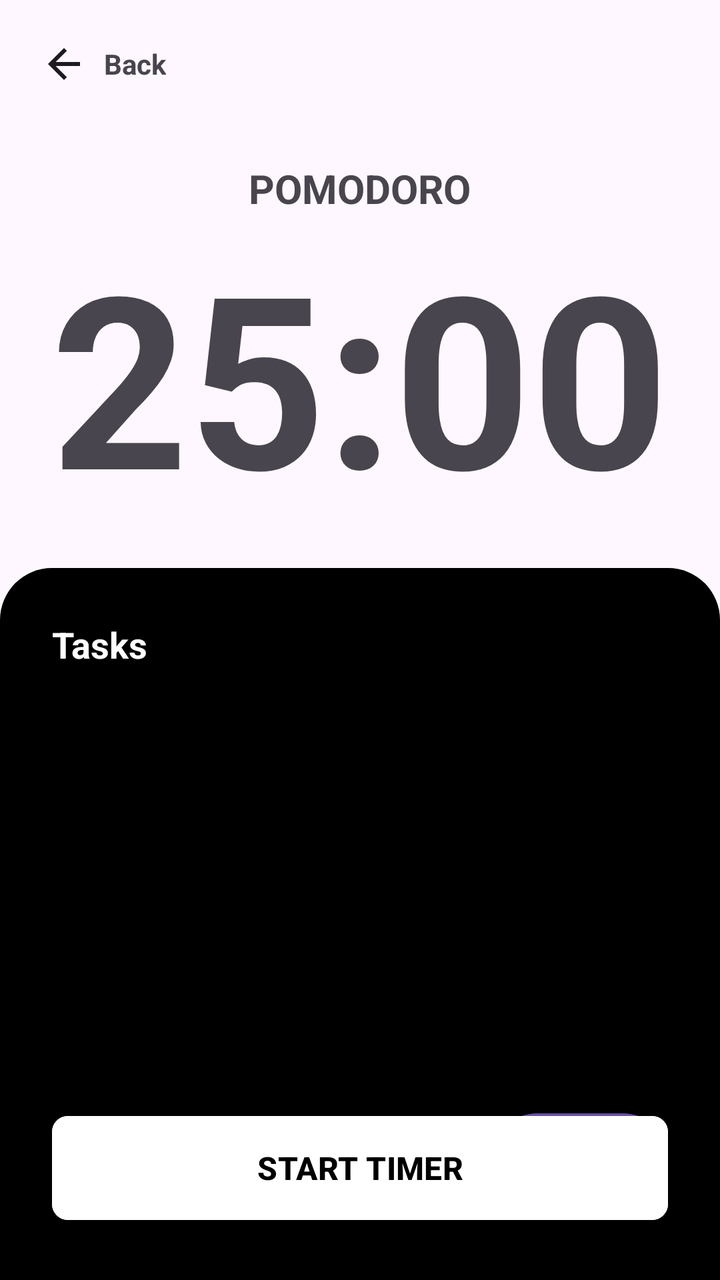
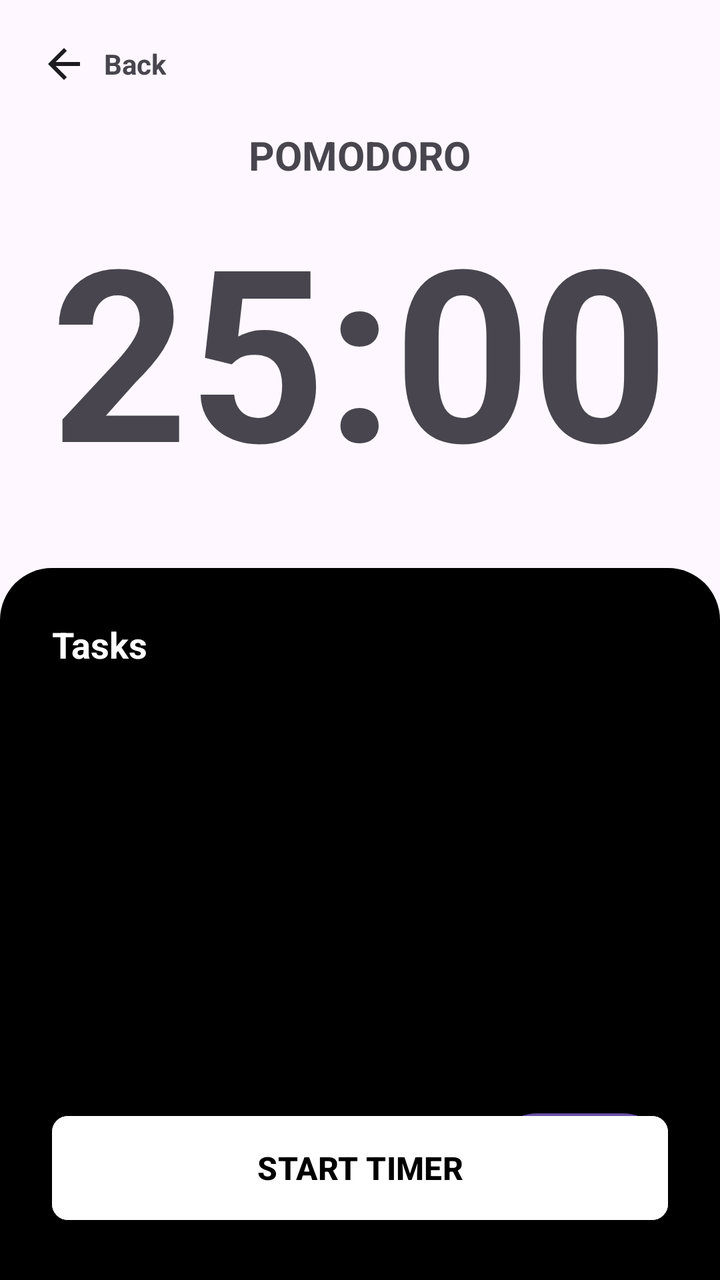

Compare the two renders of this Android layout. The source of the first and the diff that turns it into the second are given below.
<!-- AndroidManifest.xml: application theme Theme.Syncly -->
<!-- res/layout/activity_pomodoro.xml -->
<?xml version="1.0" encoding="utf-8"?>
<LinearLayout xmlns:android="http://schemas.android.com/apk/res/android"
    xmlns:app="http://schemas.android.com/apk/res-auto"
    xmlns:tools="http://schemas.android.com/tools"
    android:id="@+id/main"
    android:layout_width="match_parent"
    android:layout_height="match_parent"
    android:orientation="vertical"
    tools:context=".activities.Pomodoro">
    <LinearLayout
        android:layout_width="wrap_content"
        android:layout_height="wrap_content"
        android:orientation="horizontal"
        android:gravity="center"
        android:layout_margin="20dp"
        android:id="@+id/backBtn">
        <ImageView
            android:layout_width="wrap_content"
            android:layout_height="wrap_content"
            android:src="@drawable/icon_arrow_back"
            android:layout_marginRight="8dp"/>
        <TextView
            android:layout_width="wrap_content"
            android:layout_height="wrap_content"
            android:text="Back"
            android:textStyle="bold"
            />
    </LinearLayout>
    <LinearLayout
        android:layout_width="match_parent"
        android:layout_height="220dp"
        android:orientation="vertical"
        android:gravity="center"
        >

        <TextView
            android:layout_width="wrap_content"
            android:layout_height="wrap_content"
            android:text="POMODORO"
            android:textStyle="bold"
            android:textSize="20dp"
            />
        <TextView
            android:layout_width="wrap_content"
            android:layout_height="wrap_content"
            android:text="25:00"
            android:textStyle="bold"
            android:textSize="120dp"
            />

    </LinearLayout>
    <RelativeLayout
        android:layout_width="match_parent"
        android:layout_height="match_parent"
        android:background="@drawable/bg_rounded_top_black"
        android:padding="26dp"
        >
        <TextView
            android:layout_width="wrap_content"
            android:layout_height="wrap_content"
            android:text="Tasks"
            android:textColor="@color/white"
            android:textSize="18dp"
            android:textStyle="bold"
            android:id="@+id/title"
            />
        <androidx.recyclerview.widget.RecyclerView
            android:layout_width="match_parent"
            android:layout_height="match_parent"
            android:layout_below="@id/title"
            android:layout_above="@id/startBtn"
            android:id="@+id/recyclerView"
            android:layout_marginTop="8dp"/>

            <Button
                android:layout_width="wrap_content"
                android:layout_height="wrap_content"
                android:text="+"
                android:textStyle="bold"
                android:layout_alignParentBottom="true"
                android:paddingBottom="10dp"
                android:textSize="22dp"
                android:paddingRight="22dp"
                android:layout_above="@id/startBtn"
                android:layout_alignParentEnd="true"
                android:layout_marginBottom="8dp"
                />
        <com.google.android.material.button.MaterialButton
            android:layout_width="match_parent"
            android:layout_height="60dp"
            app:cornerRadius="8dp"
            android:text="START TIMER"
            android:backgroundTint="@color/white"
            android:textColor="@color/black"
            android:textStyle="bold"
            android:textSize="16dp"
            android:layout_alignParentBottom="true"
            android:id="@+id/startBtn"/>

    </RelativeLayout>
</LinearLayout>
<!-- resources referenced by this layout -->
<resources>
  <color name="black">#FF000000</color>
  <color name="white">#FFFFFFFF</color>
  <!-- drawable bg_rounded_top_black (drawable) -->
  <?xml version="1.0" encoding="utf-8"?>
  <shape xmlns:android="http://schemas.android.com/apk/res/android"
      android:shape="rectangle">
  
      <solid android:color="@color/black"/>
      <corners
          android:topLeftRadius="26dp"
          android:topRightRadius="26dp"
          android:bottomLeftRadius="0dp"
          android:bottomRightRadius="0dp"/>
  
  </shape>
  <!-- drawable icon_arrow_back (drawable) -->
  <vector xmlns:android="http://schemas.android.com/apk/res/android"
      android:width="24dp"
      android:height="24dp"
      android:viewportWidth="24"
      android:viewportHeight="24">
    <path
        android:pathData="M7.825,13L13.425,18.6L12,20L4,12L12,4L13.425,5.4L7.825,11H20V13H7.825Z"
        android:fillColor="#1D1B20"/>
  </vector>
  <style name="Theme.Syncly" parent="Base.Theme.Syncly" />
  <style name="Base.Theme.Syncly" parent="Theme.Material3.DayNight.NoActionBar">
          
          
      </style>
</resources>

<!-- the commit's change to res/layout/activity_pomodoro.xml (unified diff, before → after) -->
@@ -26,7 +26,7 @@
             android:textStyle="bold"
             />
     </LinearLayout>
-    <LinearLayout
+    <FrameLayout
         android:layout_width="match_parent"
         android:layout_height="220dp"
         android:orientation="vertical"
@@ -39,6 +39,7 @@
             android:text="POMODORO"
             android:textStyle="bold"
             android:textSize="20dp"
+            android:layout_gravity="center_horizontal"
             />
         <TextView
             android:layout_width="wrap_content"
@@ -46,9 +47,23 @@
             android:text="25:00"
             android:textStyle="bold"
             android:textSize="120dp"
+            android:id="@+id/timer"
+            android:layout_gravity="center"
+            />
+        <com.google.android.material.button.MaterialButton
+            android:layout_width="wrap_content"
+            android:layout_height="wrap_content"
+            android:text="RESET"
+            android:layout_marginBottom="4dp"
+            android:layout_gravity="center_horizontal|bottom"
+            app:cornerRadius="8dp"
+            android:backgroundTint="@color/black"
+            android:textSize="12dp"
+            android:visibility="gone"
+            android:id="@+id/resetBtn"
             />
 
-    </LinearLayout>
+    </FrameLayout>
     <RelativeLayout
         android:layout_width="match_parent"
         android:layout_height="match_parent"
